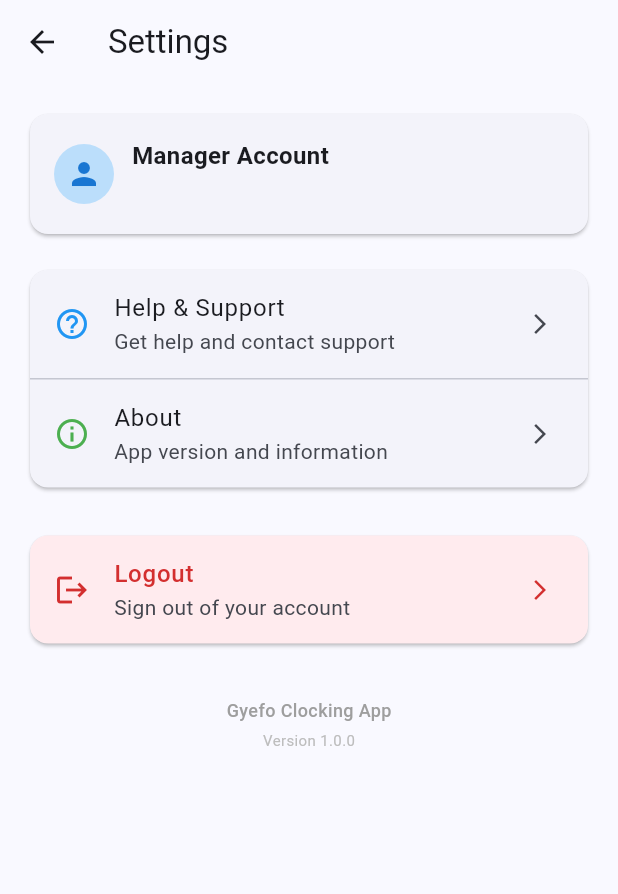
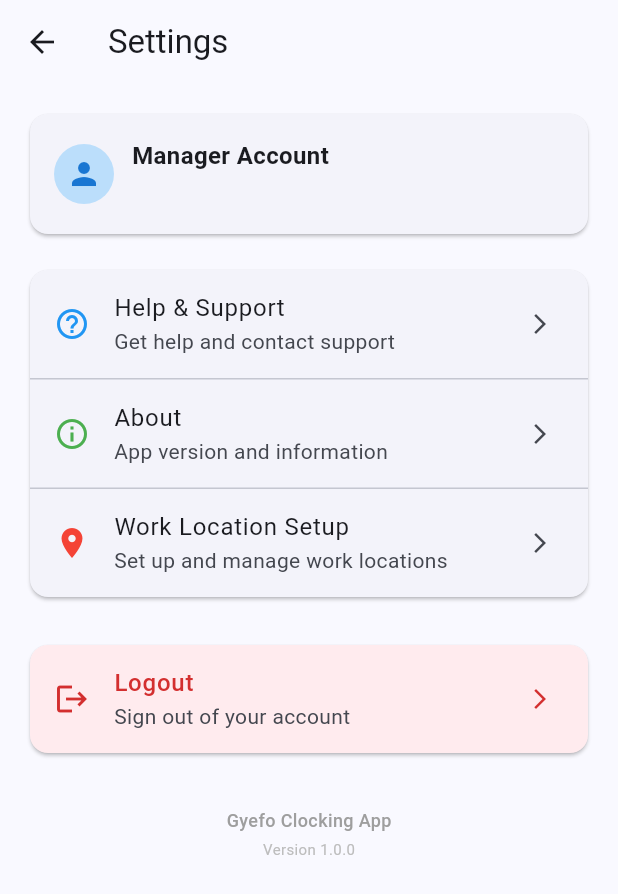
Before and after one commit to androidnega/Gyefo_Calculator, a Flutter app: the ManagerSettingsScreen screen opened directly, on a phone screen of 412 x 824 dp. Shown: the top 894 px of the screen. Run offline on Flutter 3.47's test engine with Material 3 defaults, Android fonts, the phone set to English and light mode, and no system bars; our stand-ins replace cloud_firestore, csv, firebase_auth, firebase_core, fl_chart, flutter_local_notifications and 8 more; accounts and stored records are empty.

Commit message:
geofencing feature

```diff
--- a/gyefo_clocking_app/lib/screens/manager_settings_screen.dart
+++ b/gyefo_clocking_app/lib/screens/manager_settings_screen.dart
@@ -1,6 +1,7 @@
 import 'package:flutter/material.dart';
 import 'package:firebase_auth/firebase_auth.dart';
 import 'package:gyefo_clocking_app/utils/logger.dart';
+import 'package:gyefo_clocking_app/screens/work_location_setup_screen.dart';
 import 'package:url_launcher/url_launcher.dart';
 
 class ManagerSettingsScreen extends StatelessWidget {
@@ -361,6 +362,20 @@ class ManagerSettingsScreen extends StatelessWidget {
                   trailing: const Icon(Icons.arrow_forward_ios, size: 16),
                   onTap: () => _showAbout(context),
                 ),
+                const Divider(height: 1),
+                ListTile(
+                  leading: const Icon(Icons.location_on, color: Colors.red),
+                  title: const Text('Work Location Setup'),
+                  subtitle: const Text('Set up and manage work locations'),
+                  trailing: const Icon(Icons.arrow_forward_ios, size: 16),
+                  onTap: () {
+                    Navigator.of(context).push(
+                      MaterialPageRoute(
+                        builder: (context) => const WorkLocationSetupScreen(),
+                      ),
+                    );
+                  },
+                ),
               ],
             ),
           ),
```
Also changed, not shown: gyefo_clocking_app/lib/widgets/clock_button.dart (+0 -21 lines), gyefo_clocking_app/lib/screens/manager_calendar_screen.dart (added).
